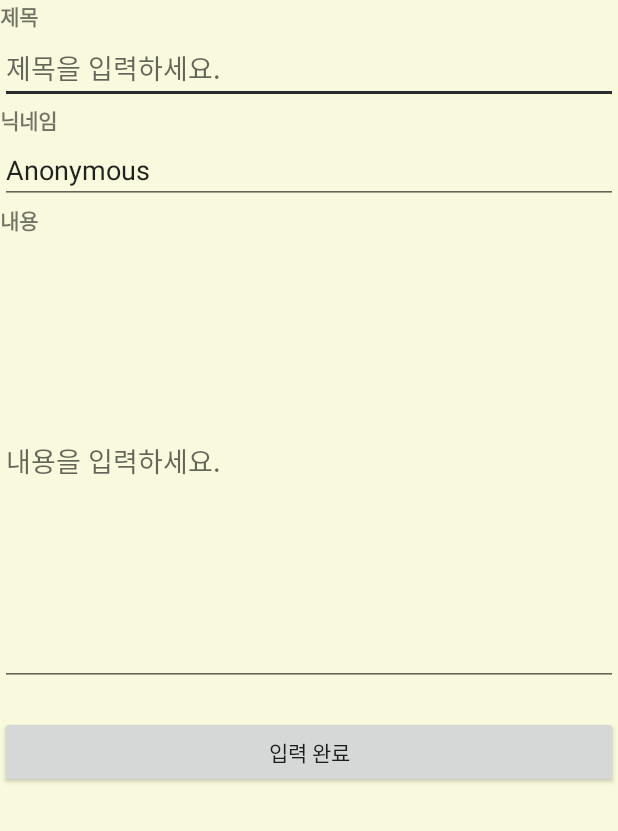
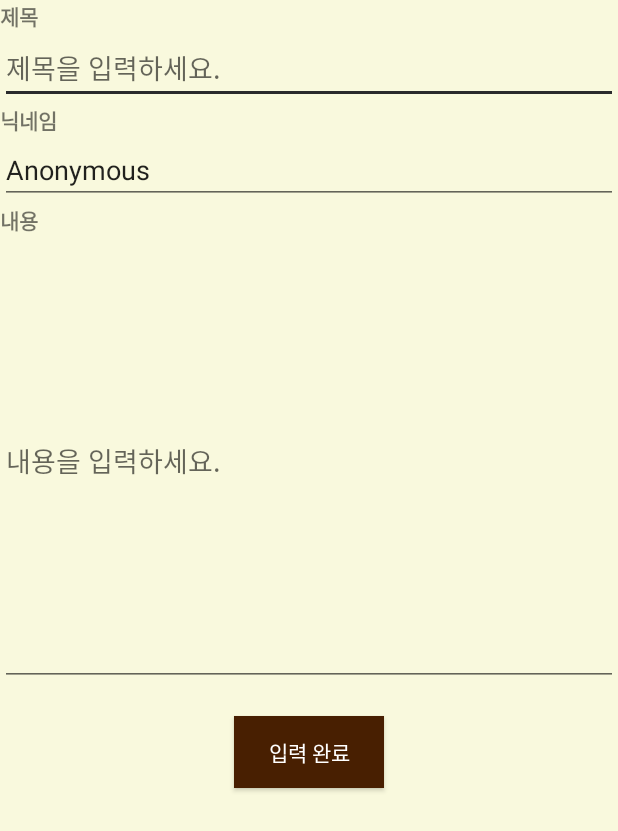
Before and after one commit to kimhd95/Brown_Dogg, an Android app: the AddItemActivity screen opened directly, with no data from a screen before it, on a phone screen of 412 x 824 dp. Shown: the top 831 px of the screen. Run offline under Robolectric (Android 15) with nearby library versions, the phone set to English and light mode, and no system bars.

Commit message:
레이아웃 수정

```diff
--- a/app/src/main/res/layout/activity_add_item.xml
+++ b/app/src/main/res/layout/activity_add_item.xml
@@ -59,9 +59,13 @@
 
         <Button
             android:id="@+id/button"
-            android:layout_width="match_parent"
+            android:layout_width="100dp"
             android:layout_height="wrap_content"
             android:layout_marginTop="20dp"
+            android:layout_gravity="center"
+            android:gravity="center"
+            android:background="#481F01"
+            android:textColor="#FFFFFF"
             android:text="입력 완료" />
 
     </LinearLayout>
--- a/app/src/main/res/layout/activity_view_detail_board.xml
+++ b/app/src/main/res/layout/activity_view_detail_board.xml
@@ -59,8 +59,11 @@
             android:id="@+id/button_board"
             android:layout_width="50dp"
             android:layout_height="0dp"
+            android:layout_gravity="center_horizontal"
+            android:layout_marginBottom="15dp"
             android:layout_weight="1.2"
-            android:layout_gravity="center_horizontal"
+            android:background="#481F01"
+            android:textColor="#FFFFFF"
             android:text="닫기" />
 
     </LinearLayout>
```
